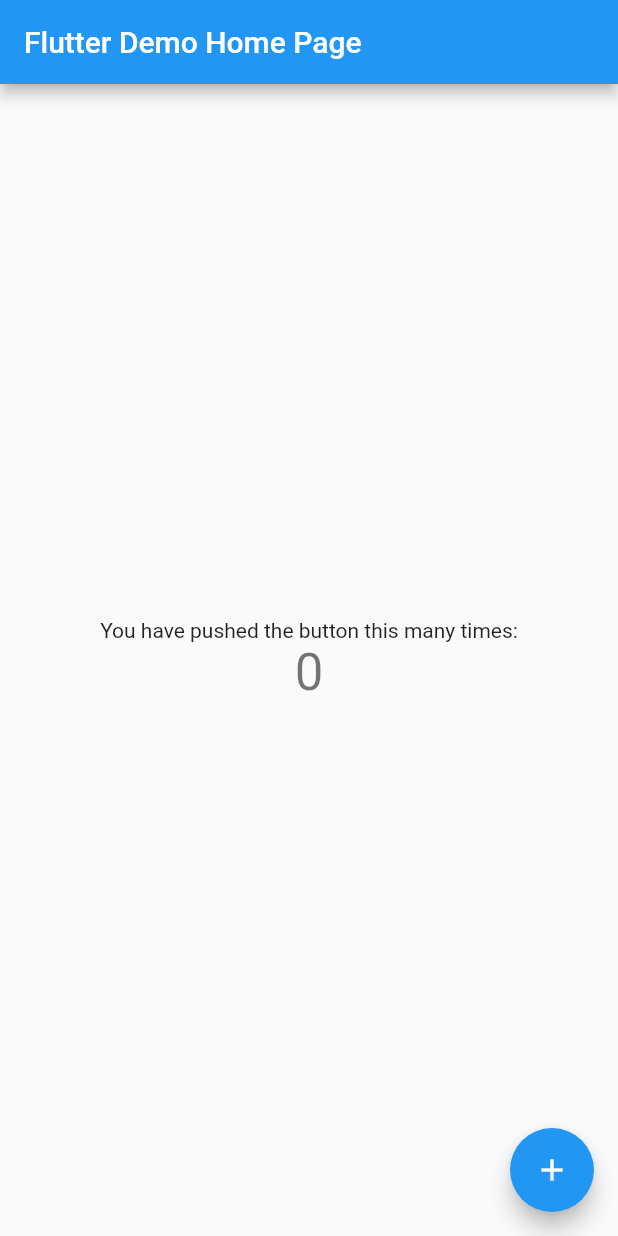
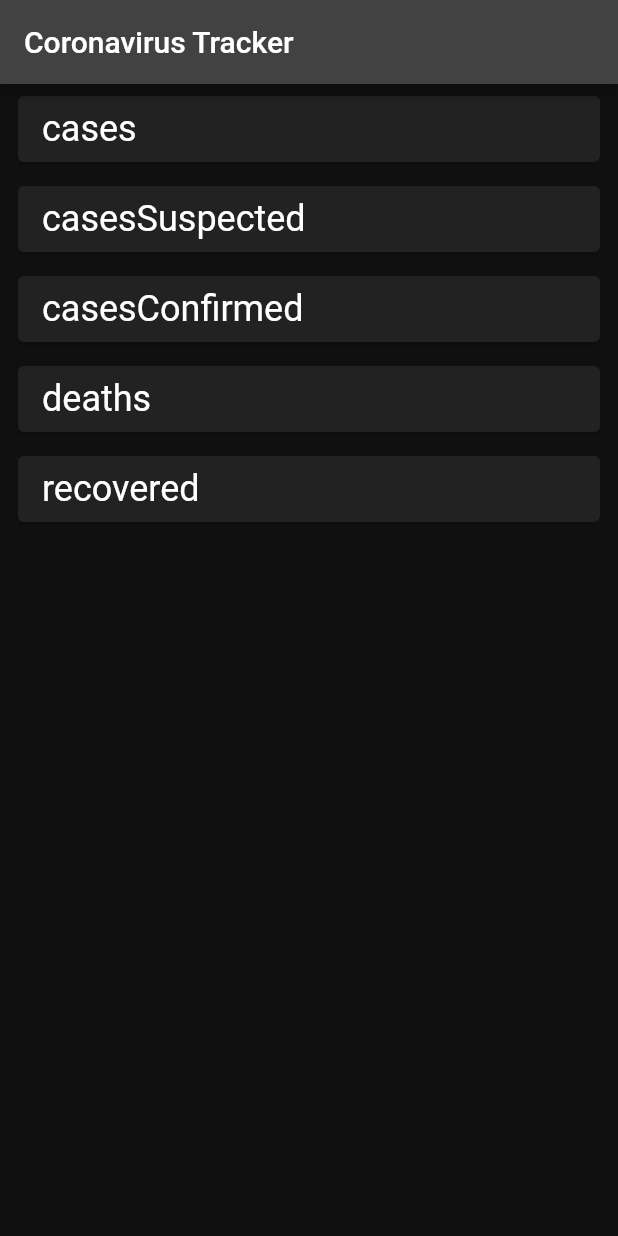
Before and after one commit to Arunachalam0007/Flutter_API_Apps, a Flutter app: the screen it shows after launch, on a phone screen of 412 x 824 dp. Run offline on Flutter 3.47's test engine with Material 2 defaults, Android fonts, the phone set to English and light mode, and no system bars; network calls fail.

Commit message:
nCov_Rest_API_App: Implemented with Future.wait

```diff
--- /dev/null
+++ b/CoronaVirus Rest API App/lib/Services/api.dart
@@ -0,0 +1,20 @@
+// Constants
+import '../Utils/constants.dart';
+
+class API {
+  final String apiKey;
+  static const String host = 'ncov2019-admin.firebaseapp.com';
+  API({required this.apiKey});
+
+  factory API.sandBox() => API(apiKey: ApiKey.nCovSandBox);
+  Uri tokenUri() => Uri(
+        scheme: 'https',
+        host: host,
+        path: 'token',
+      );
+  Uri endpointUri(Endpoint endpoint) => Uri(
+        scheme: 'https',
+        host: host,
+        path: paths[endpoint],
+      );
+}
--- /dev/null
+++ b/CoronaVirus Rest API App/lib/Utils/constants.dart
@@ -0,0 +1,14 @@
+enum Endpoint { cases, casesSuspected, casesConfirmed, deaths, recovered }
+
+class ApiKey {
+  static String nCovSandBox =
+      '5093bd82a97a6257f7d3fe95dcb39cf5dd6ea106d7b3d0c82f212791c517b6e4';
+}
+
+final Map<Endpoint, dynamic> paths = {
+  Endpoint.cases: 'cases',
+  Endpoint.casesSuspected: 'casesSuspected',
+  Endpoint.casesConfirmed: 'casesConfirmed',
+  Endpoint.deaths: 'deaths',
+  Endpoint.recovered: 'recovered',
+};
--- a/CoronaVirus Rest API App/lib/main.dart
+++ b/CoronaVirus Rest API App/lib/main.dart
@@ -1,4 +1,8 @@
+//Packages
 import 'package:flutter/material.dart';
+
+//Pages
+import '../pages/dashboard_page.dart';
 
 void main() {
   runApp(const MyApp());
@@ -7,109 +11,16 @@ void main() {
 class MyApp extends StatelessWidget {
   const MyApp({Key? key}) : super(key: key);
 
-  // This widget is the root of your application.
   @override
   Widget build(BuildContext context) {
     return MaterialApp(
-      title: 'Flutter Demo',
-      theme: ThemeData(
-        // This is the theme of your application.
-        //
-        // Try running your application with "flutter run". You'll see the
-        // application has a blue toolbar. Then, without quitting the app, try
-        // changing the primarySwatch below to Colors.green and then invoke
-        // "hot reload" (press "r" in the console where you ran "flutter run",
-        // or simply save your changes to "hot reload" in a Flutter IDE).
-        // Notice that the counter didn't reset back to zero; the application
-        // is not restarted.
-        primarySwatch: Colors.blue,
+      debugShowCheckedModeBanner: false,
+      title: 'Coronavirus Tracker',
+      theme: ThemeData.dark().copyWith(
+        scaffoldBackgroundColor: const Color(0xFF101010),
+        cardColor: const Color(0xFF222222),
       ),
-      home: const MyHomePage(title: 'Flutter Demo Home Page'),
+      home: DashboardPage(),
     );
   }
 }
-
-class MyHomePage extends StatefulWidget {
-  const MyHomePage({Key? key, required this.title}) : super(key: key);
-
-  // This widget is the home page of your application. It is stateful, meaning
-  // that it has a State object (defined below) that contains fields that affect
-  // how it looks.
-
-  // This class is the configuration for the state. It holds the values (in this
-  // case the title) provided by the parent (in this case the App widget) and
-  // used by the build method of the State. Fields in a Widget subclass are
-  // always marked "final".
-
-  final String title;
-
-  @override
-  State<MyHomePage> createState() => _MyHomePageState();
-}
-
-class _MyHomePageState extends State<MyHomePage> {
-  int _counter = 0;
-
-  void _incrementCounter() {
-    setState(() {
-      // This call to setState tells the Flutter framework that something has
-      // changed in this State, which causes it to rerun the build method below
-      // so that the display can reflect the updated values. If we changed
-      // _counter without calling setState(), then the build method would not be
-      // called again, and so nothing would appear to happen.
-      _counter++;
-    });
-  }
-
-  @override
-  Widget build(BuildContext context) {
-    // This method is rerun every time setState is called, for instance as done
-    // by the _incrementCounter method above.
-    //
-    // The Flutter framework has been optimized to make rerunning build methods
-    // fast, so that you can just rebuild anything that needs updating rather
-    // than having to individually change instances of widgets.
-    return Scaffold(
-      appBar: AppBar(
-        // Here we take the value from the MyHomePage object that was created by
-        // the App.build method, and use it to set our appbar title.
-        title: Text(widget.title),
-      ),
-      body: Center(
-        // Center is a layout widget. It takes a single child and positions it
-        // in the middle of the parent.
-        child: Column(
-          // Column is also a layout widget. It takes a list of children and
-          // arranges them vertically. By default, it sizes itself to fit its
-          // children horizontally, and tries to be as tall as its parent.
-          //
-          // Invoke "debug painting" (press "p" in the console, choose the
-          // "Toggle Debug Paint" action from the Flutter Inspector in Android
-          // Studio, or the "Toggle Debug Paint" command in Visual Studio Code)
-          // to see the wireframe for each widget.
-          //
-          // Column has various properties to control how it sizes itself and
-          // how it positions its children. Here we use mainAxisAlignment to
-          // center the children vertically; the main axis here is the vertical
-          // axis because Columns are vertical (the cross axis would be
-          // horizontal).
-          mainAxisAlignment: MainAxisAlignment.center,
-          children: <Widget>[
-            const Text(
-              'You have pushed the button this many times:',
-            ),
-            Text(
-              '$_counter',
-              style: Theme.of(context).textTheme.headline4,
-            ),
-          ],
-        ),
-      ),
-      floatingActionButton: FloatingActionButton(
-        onPressed: _incrementCounter,
-        tooltip: 'Increment',
-        child: const Icon(Icons.add),
-      ), // This trailing comma makes auto-formatting nicer for build methods.
-    );
-  }
-}
--- /dev/null
+++ b/CoronaVirus Rest API App/lib/models/endpoints_data.dart
@@ -0,0 +1,8 @@
+import 'package:coronavirus_status_tracker_app/Utils/constants.dart';
+
+class EndpointsData {
+  final Map<Endpoint, String> endpointsVal;
+  EndpointsData({
+    required this.endpointsVal,
+  });
+}
--- /dev/null
+++ b/CoronaVirus Rest API App/lib/pages/dashboard_page.dart
@@ -0,0 +1,57 @@
+import 'package:coronavirus_status_tracker_app/Services/api.dart';
+import 'package:coronavirus_status_tracker_app/Services/api_service.dart';
+import 'package:coronavirus_status_tracker_app/Utils/constants.dart';
+import 'package:coronavirus_status_tracker_app/models/endpoints_data.dart';
+import 'package:coronavirus_status_tracker_app/repositories/data_repo.dart';
+import 'package:coronavirus_status_tracker_app/widgets/endpoint_card.dart';
+import 'package:flutter/material.dart';
+
+class DashboardPage extends StatefulWidget {
+  const DashboardPage({Key? key}) : super(key: key);
+
+  @override
+  _DashboardPageState createState() => _DashboardPageState();
+}
+
+class _DashboardPageState extends State<DashboardPage> {
+  String? _count;
+  EndpointsData? _endpointsData;
+
+  Future<void> _updateCountVal() async {
+    final dataRespo = DataRepo(apiService: APIService(api: API.sandBox()));
+    // final count = await dataRespo.getEndpointData(Endpoint.cases);
+    final endpointsData = await dataRespo.getAllEndpointsData();
+    setState(() {
+      _endpointsData = endpointsData;
+    });
+  }
+
+  @override
+  void initState() {
+    super.initState();
+    _updateCountVal();
+  }
+
+  @override
+  Widget build(BuildContext context) {
+    return Scaffold(
+      appBar: AppBar(
+        title: const Text('Coronavirus Tracker'),
+      ),
+      body: RefreshIndicator(
+        onRefresh: _updateCountVal,
+        child: ListView.builder(
+            itemCount: Endpoint.values.length,
+            itemBuilder: (_context, int itemIndex) {
+              var endPointKeyData = Endpoint.values[itemIndex];
+              var endpointVal = _endpointsData?.endpointsVal[endPointKeyData];
+              String? endpoint = paths[endPointKeyData];
+              return EndpointCard(
+                count: endpointVal ?? '',
+                endpoint: endpoint ?? '',
+              );
+            }),
+      ),
+    );
+  }
+}
--- /dev/null
+++ b/CoronaVirus Rest API App/lib/repositories/data_repo.dart
@@ -0,0 +1,61 @@
+// ignore_for_file: prefer_conditional_assignment
+
+import 'package:coronavirus_status_tracker_app/Services/api_service.dart';
+import 'package:coronavirus_status_tracker_app/Utils/constants.dart';
+import 'package:coronavirus_status_tracker_app/models/endpoints_data.dart';
+import 'package:http/http.dart';
+
+class DataRepo {
+  final APIService apiService;
+  DataRepo({required this.apiService});
+  String? _accessToken;
+
+  Future<String?> getEndpointData(Endpoint endpoint) async {
+    return await _getDataRefreshingToken<String>((token) =>
+        apiService.getEndpointResults(tokenKey: token, endpoint: endpoint));
+  }
+
+  Future<EndpointsData?> getAllEndpointsData() async {
+    var getAllEP = await _getDataRefreshingToken<EndpointsData>(
+      (token) => _getAllEndpointData(),
+    );
+    return getAllEP;
+  }
+
+  Future<T?> _getDataRefreshingToken<T>(
+      Future<T> Function(String token) onGetData) async {
+    try {
+      if (_accessToken == null) {
+        _accessToken = await apiService.getAccessToken();
+        return await onGetData(_accessToken!);
+      }
+    } on Response catch (response) {
+      if (response.statusCode == 404) {
+        return await onGetData(_accessToken!);
+      }
+      rethrow;
+    }
+  }
+
+  Future<EndpointsData> _getAllEndpointData() async {
+    List<String> endpointList = await Future.wait([
+      apiService.getEndpointResults(
+          tokenKey: _accessToken!, endpoint: Endpoint.cases),
+      apiService.getEndpointResults(
+          tokenKey: _accessToken!, endpoint: Endpoint.casesConfirmed),
+      apiService.getEndpointResults(
+          tokenKey: _accessToken!, endpoint: Endpoint.casesSuspected),
+      apiService.getEndpointResults(
+          tokenKey: _accessToken!, endpoint: Endpoint.deaths),
+      apiService.getEndpointResults(
+          tokenKey: _accessToken!, endpoint: Endpoint.recovered),
+    ]);
+    return EndpointsData(endpointsVal: {
+      Endpoint.cases: endpointList[0],
+      Endpoint.casesConfirmed: endpointList[1],
+      Endpoint.casesSuspected: endpointList[2],
+      Endpoint.deaths: endpointList[3],
+      Endpoint.recovered: endpointList[4],
+    });
+  }
+}
--- /dev/null
+++ b/CoronaVirus Rest API App/lib/widgets/endpoint_card.dart
@@ -0,0 +1,38 @@
+//Packages
+import 'package:flutter/material.dart';
+
+//Constants
+import '../Utils/constants.dart';
+
+class EndpointCard extends StatelessWidget {
+  final String endpoint;
+  final String count;
+
+  const EndpointCard({Key? key, required this.endpoint, required this.count})
+      : super(key: key);
+
+  @override
+  Widget build(BuildContext context) {
+    return Padding(
+      padding: const EdgeInsets.symmetric(horizontal: 8, vertical: 4),
+      child: Card(
+        child: Padding(
+          padding: const EdgeInsets.symmetric(horizontal: 16, vertical: 8),
+          child: Row(
+            mainAxisAlignment: MainAxisAlignment.spaceBetween,
+            children: [
+              Text(
+                '$endpoint',
+                style: Theme.of(context).textTheme.headline5,
+              ),
+              Text(
+                '$count',
+                style: Theme.of(context).textTheme.headline6,
+              ),
+            ],
+          ),
+        ),
+      ),
+    );
+  }
+}
```
Also changed, not shown: CoronaVirus Rest API App/lib/Services/api_service.dart (added, +51 -0 lines), CoronaVirus Rest API App/pubspec.yaml (+5 -12 lines), CoronaVirus Rest API App/pubspec.lock, 1 other file.
